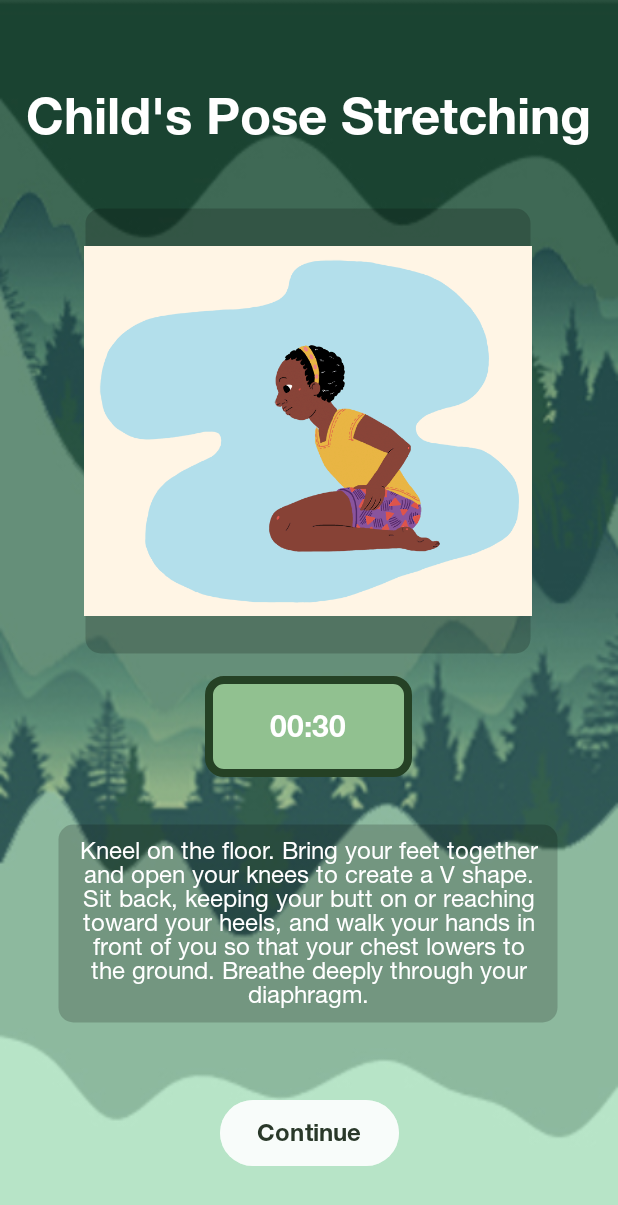
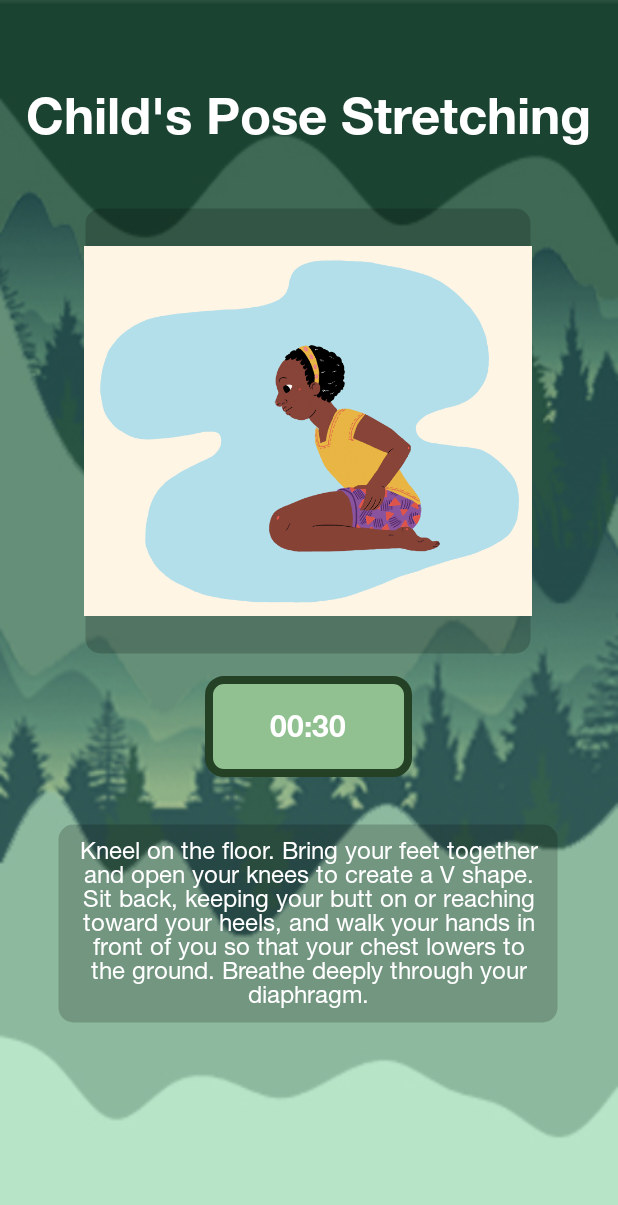
Before and after one commit to PTFinalProject/solitude, an Android app: the stretching1 screen opened directly, with no data from a screen before it, on a phone screen of 412 x 824 dp. Shown: the top 1205 px of the screen. Run offline under Robolectric (Android 15) with nearby library versions, the phone set to English and light mode, and no system bars.

Commit message:
Added Function so when timer reaches 0 only then will Continue button will appear

```diff
--- a/app/src/main/java/com/example/plattechfinalproject/stretching1.java
+++ b/app/src/main/java/com/example/plattechfinalproject/stretching1.java
@@ -4,6 +4,8 @@ import androidx.appcompat.app.AppCompatActivity;
 
 import android.os.Bundle;
 import android.os.CountDownTimer;
+import android.view.View;
+import android.widget.Button;
 import android.widget.TextView;
 
 import java.text.DecimalFormat;
@@ -11,13 +13,19 @@ import java.text.NumberFormat;
 
 public class stretching1 extends AppCompatActivity {
 
+    private Button btnContinue;
+
     @Override
     protected void onCreate(Bundle savedInstanceState) {
         super.onCreate(savedInstanceState);
         setContentView(R.layout.activity_stretching1);
 
-        // Initializing thetextView
-        TextView textView = findViewById (R.id.timerTextView);
+        // Initializing the textView
+        TextView textView = findViewById(R.id.timerTextView);
+
+        // Initializing the btnContinue
+        btnContinue = findViewById(R.id.btnContinue);
+        btnContinue.setVisibility(View.GONE); // hide the button initially
 
         new CountDownTimer(31000, 1000) {
             public void onTick(long millisUntilFinished) {
@@ -30,10 +38,9 @@ public class stretching1 extends AppCompatActivity {
             // When the task is over it will print 00:00:00 there
             public void onFinish() {
                 textView.setText("00:00");
+                btnContinue.setVisibility(View.VISIBLE); // show the button when timer finishes
             }
         }.start();
 
     }
-
-
 }
--- a/app/src/main/res/layout/activity_stretching1.xml
+++ b/app/src/main/res/layout/activity_stretching1.xml
@@ -57,7 +57,7 @@
         app:layout_constraintVertical_bias="0.067" />
 
     <Button
-        android:id="@+id/button"
+        android:id="@+id/btnContinue"
         android:layout_width="119dp"
         android:layout_height="52dp"
         android:backgroundTint="@color/button_background_color"
```
